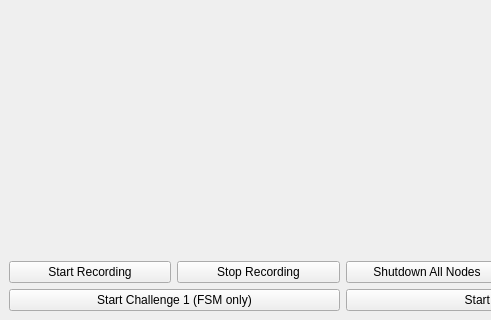
This is robot_dashboard.ui in yushayusha/jetacker-communication as Qt 5 draws it before an edit; both pictures show x 0 to 491 and y 221 to 541 of the 1022 by 541 pixel window. The edited form follows.
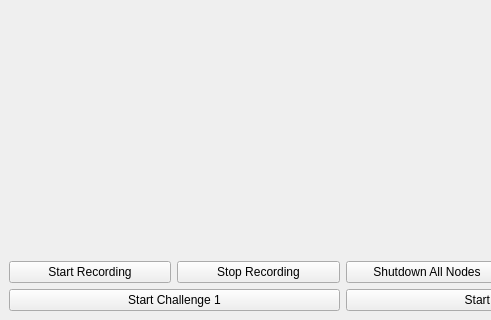
This is the edited form.

Diff of the .ui file:
```diff
--- a/robot_dashboard.ui
+++ b/robot_dashboard.ui
@@ -221,7 +221,7 @@
       <item>
        <widget class="QPushButton" name="btn_start_challenge1">
         <property name="text">
-         <string>Start Challenge 1 (FSM only)</string>
+         <string>Start Challenge 1</string>
         </property>
        </widget>
       </item>
```
